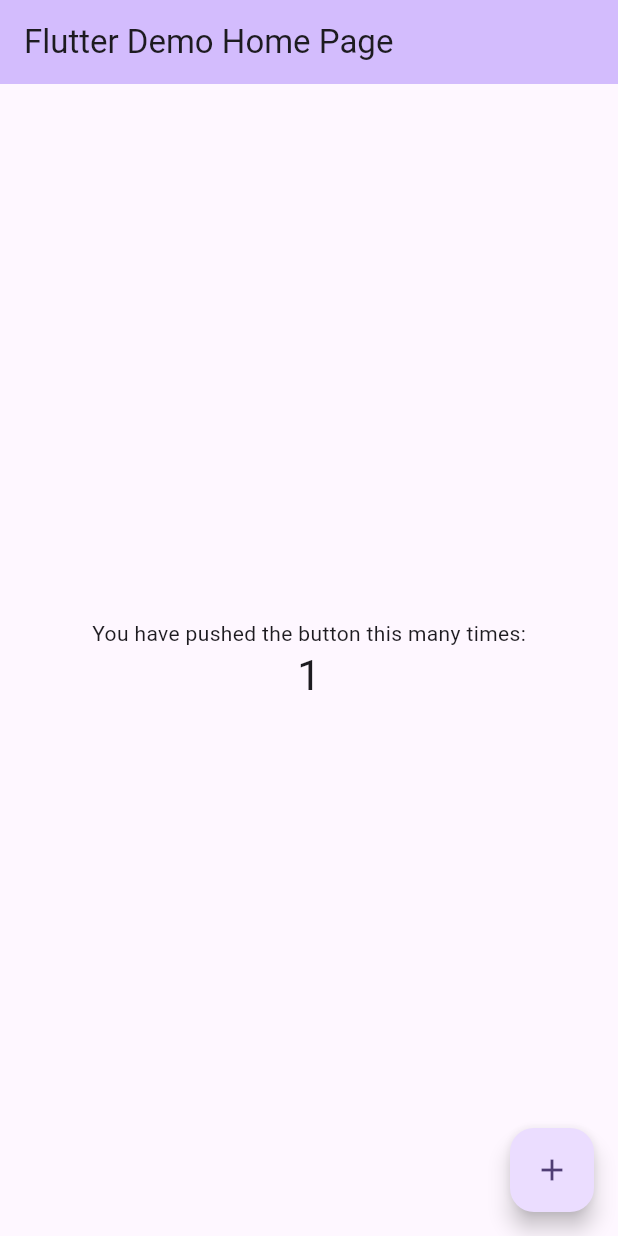
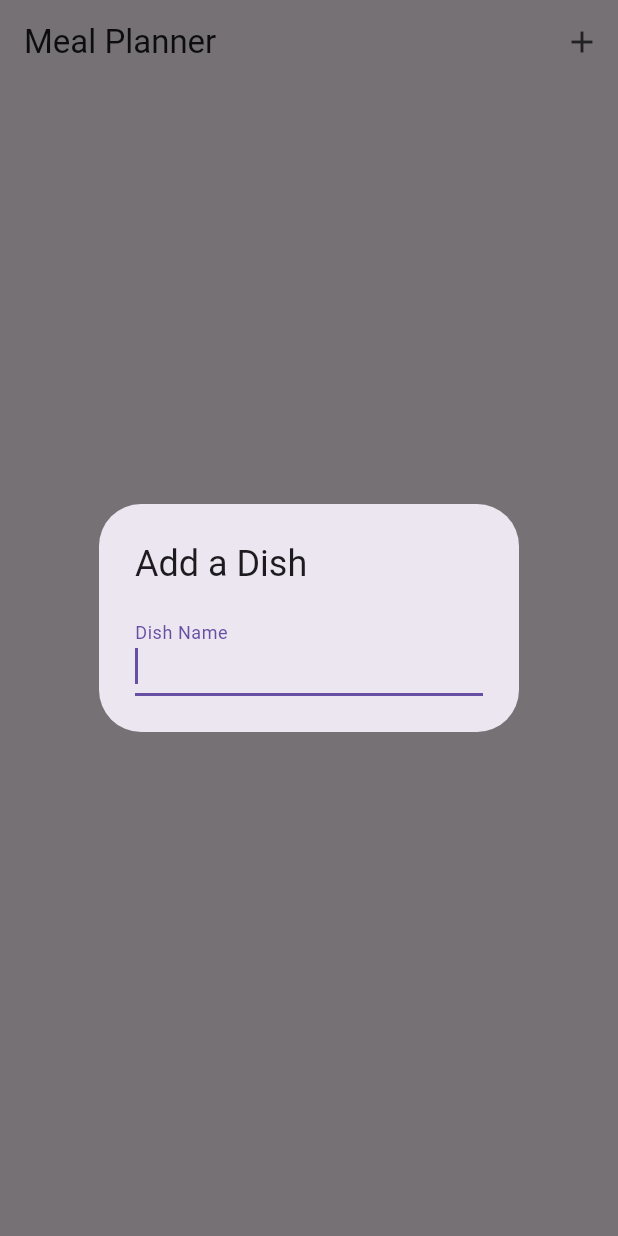
Before and after one commit to NickHemerycke/NomNomicon, a Flutter app: the screen it shows after launch, after a tap on the "add" icon, on a phone screen of 412 x 824 dp. Run offline on Flutter 3.47's test engine with Material 3 defaults, Android fonts, the phone set to English and light mode, and no system bars.

Commit message:
it should work

```diff
--- a/nom_nomicon/lib/main.dart
+++ b/nom_nomicon/lib/main.dart
@@ -1,122 +1,109 @@
 import 'package:flutter/material.dart';
 
 void main() {
-  runApp(const MyApp());
+  runApp(MyApp());
 }
 
 class MyApp extends StatelessWidget {
   const MyApp({super.key});
 
-  // This widget is the root of your application.
   @override
   Widget build(BuildContext context) {
     return MaterialApp(
-      title: 'Flutter Demo',
+      title: 'Meal Planner',
       theme: ThemeData(
-        // This is the theme of your application.
-        //
-        // TRY THIS: Try running your application with "flutter run". You'll see
-        // the application has a purple toolbar. Then, without quitting the app,
-        // try changing the seedColor in the colorScheme below to Colors.green
-        // and then invoke "hot reload" (save your changes or press the "hot
-        // reload" button in a Flutter-supported IDE, or press "r" if you used
-        // the command line to start the app).
-        //
-        // Notice that the counter didn't reset back to zero; the application
-        // state is not lost during the reload. To reset the state, use hot
-        // restart instead.
-        //
-        // This works for code too, not just values: Most code changes can be
-        // tested with just a hot reload.
-        colorScheme: ColorScheme.fromSeed(seedColor: Colors.deepPurple),
+        primarySwatch: Colors.blue,
+        visualDensity: VisualDensity.adaptivePlatformDensity,
       ),
-      home: const MyHomePage(title: 'Flutter Demo Home Page'),
+      home: MealMenuScreen(),
     );
   }
 }
 
-class MyHomePage extends StatefulWidget {
-  const MyHomePage({super.key, required this.title});
-
-  // This widget is the home page of your application. It is stateful, meaning
-  // that it has a State object (defined below) that contains fields that affect
-  // how it looks.
-
-  // This class is the configuration for the state. It holds the values (in this
-  // case the title) provided by the parent (in this case the App widget) and
-  // used by the build method of the State. Fields in a Widget subclass are
-  // always marked "final".
-
-  final String title;
+class MealMenuScreen extends StatefulWidget {
+  const MealMenuScreen({super.key});
 
   @override
-  State<MyHomePage> createState() => _MyHomePageState();
+  _MealMenuScreenState createState() => _MealMenuScreenState();
 }
 
-class _MyHomePageState extends State<MyHomePage> {
-  int _counter = 0;
+class _MealMenuScreenState extends State<MealMenuScreen> {
+  final List<String> _menuItems = []; // The list that stores menu items.
 
-  void _incrementCounter() {
+  // Method to add a dish to the menu.
+  void _addDish() {
+    showDialog(
+      context: context,
+      builder: (BuildContext context) {
+        return AlertDialog(
+          title: Text('Add a Dish'),
+          content: TextField(
+            onSubmitted: (value) {
+              setState(() {
+                _menuItems.add(value);
+              });
+              Navigator.of(context).pop();
+            },
+            autofocus: true,
+            decoration: InputDecoration(
+              labelText: 'Dish Name',
+            ),
+          ),
+        );
+      },
+    );
+  }
+
+  // Method to remove a dish from the menu.
+  void _removeDish(int index) {
     setState(() {
-      // This call to setState tells the Flutter framework that something has
-      // changed in this State, which causes it to rerun the build method below
-      // so that the display can reflect the updated values. If we changed
-      // _counter without calling setState(), then the build method would not be
-      // called again, and so nothing would appear to happen.
-      _counter++;
+      _menuItems.removeAt(index);
     });
   }
 
   @override
   Widget build(BuildContext context) {
-    // This method is rerun every time setState is called, for instance as done
-    // by the _incrementCounter method above.
-    //
-    // The Flutter framework has been optimized to make rerunning build methods
-    // fast, so that you can just rebuild anything that needs updating rather
-    // than having to individually change instances of widgets.
     return Scaffold(
       appBar: AppBar(
-        // TRY THIS: Try changing the color here to a specific color (to
-        // Colors.amber, perhaps?) and trigger a hot reload to see the AppBar
-        // change color while the other colors stay the same.
-        backgroundColor: Theme.of(context).colorScheme.inversePrimary,
-        // Here we take the value from the MyHomePage object that was created by
-        // the App.build method, and use it to set our appbar title.
-        title: Text(widget.title),
+        title: Text('Meal Planner'),
+        actions: [
+          IconButton(
+            icon: Icon(Icons.add),
+            onPressed: _addDish, // Add dish
+          ),
+        ],
       ),
-      body: Center(
-        // Center is a layout widget. It takes a single child and positions it
-        // in the middle of the parent.
-        child: Column(
-          // Column is also a layout widget. It takes a list of children and
-          // arranges them vertically. By default, it sizes itself to fit its
-          // children horizontally, and tries to be as tall as its parent.
-          //
-          // Column has various properties to control how it sizes itself and
-          // how it positions its children. Here we use mainAxisAlignment to
-          // center the children vertically; the main axis here is the vertical
-          // axis because Columns are vertical (the cross axis would be
-          // horizontal).
-          //
-          // TRY THIS: Invoke "debug painting" (choose the "Toggle Debug Paint"
-          // action in the IDE, or press "p" in the console), to see the
-          // wireframe for each widget.
-          mainAxisAlignment: MainAxisAlignment.center,
-          children: <Widget>[
-            const Text('You have pushed the button this many times:'),
-            Text(
-              '$_counter',
-              style: Theme.of(context).textTheme.headlineMedium,
+      body: _menuItems.isEmpty
+          ? Center(child: Text('No dishes added yet!'))
+          : ListView.builder(
+              itemCount: _menuItems.length,
+              itemBuilder: (context, index) {
+                return Dismissible(
+                  key: Key(_menuItems[index]),
+                  direction: DismissDirection.endToStart,
+                  onDismissed: (direction) {
+                    // Remove item on swipe.
+                    _removeDish(index);
+                    ScaffoldMessenger.of(context).showSnackBar(
+                      SnackBar(content: Text('Dish removed')),
+                    );
+                  },
+                  background: Container(
+                    color: Colors.red,
+                    child: Align(
+                      alignment: Alignment.centerRight,
+                      child: Padding(
+                        padding: const EdgeInsets.all(16.0),
+                        child: Icon(Icons.delete, color: Colors.white),
+                      ),
+                    ),
+                  ),
+                  child: ListTile(
+                    title: Text(_menuItems[index]),
+                  ),
+                );
+              },
             ),
-          ],
-        ),
-      ),
-      floatingActionButton: FloatingActionButton(
-        onPressed: _incrementCounter,
-        tooltip: 'Increment',
-        child: const Icon(Icons.add),
-      ), // This trailing comma makes auto-formatting nicer for build methods.
     );
   }
 }
```
